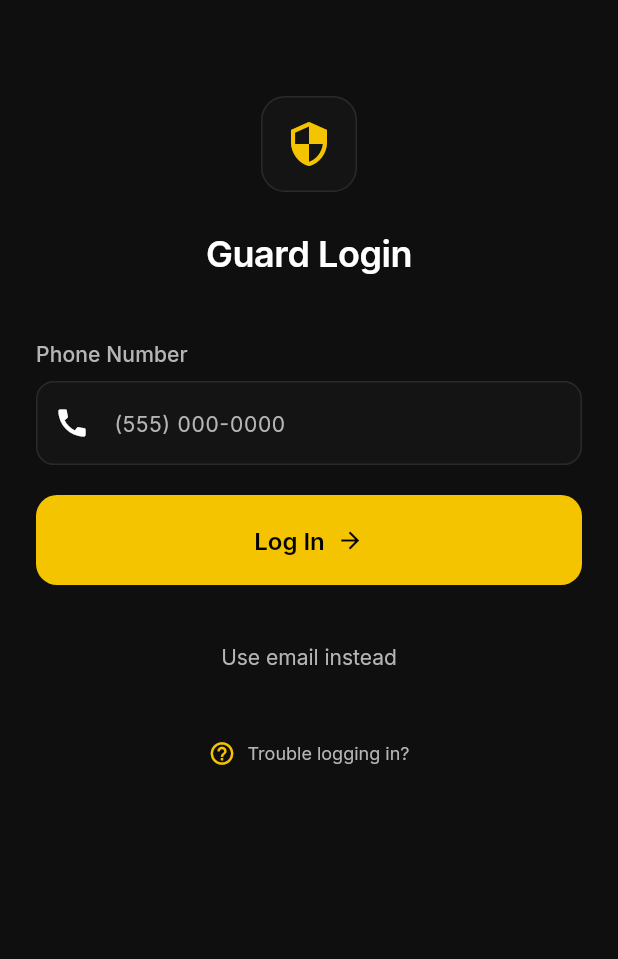
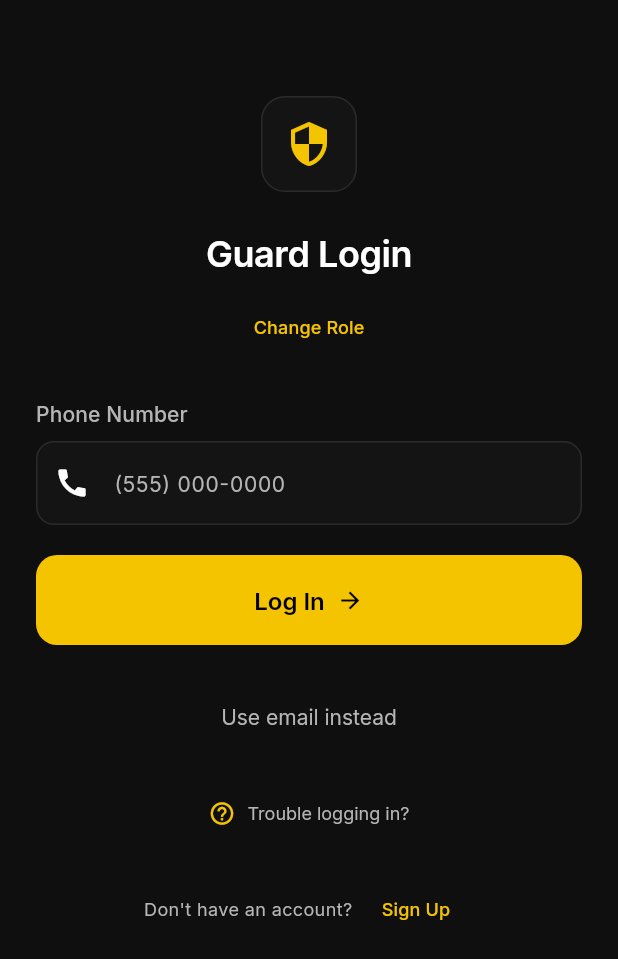
Before and after one commit to nikhilcherry/GuardRail, a Flutter app: the LoginScreen screen opened directly, on a phone screen of 412 x 824 dp. Shown: the top 959 px of the screen. Run offline on Flutter 3.47's test engine with Material 3 defaults, Android fonts, the phone set to English and light mode, and no system bars; our stand-ins replace google_fonts, pin_code_fields.

Commit message:
Fix login logic, dynamic title, add auth screens, remove credentials
- Fix login button handler to correctly distinguish email vs phone login.
- Make LoginScreen title dynamic based on selected role.
- Add 'Change Role' button in LoginScreen.
- Update RootScreen in main.dart to prioritize RoleSelectionScreen.
- Add SignUpScreen and ForgotPasswordScreen placeholders.
- Remove insecure demo credentials from QUICK_START.md.

```diff
--- a/lib/main.dart
+++ b/lib/main.dart
@@ -5,6 +5,8 @@ import 'providers/auth_provider.dart';
 import 'providers/guard_provider.dart';
 import 'providers/resident_provider.dart';
 import 'screens/auth/login_screen.dart';
+import 'screens/auth/sign_up_screen.dart';
+import 'screens/auth/forgot_password_screen.dart';
 import 'screens/role_selection_screen.dart';
 import 'screens/guard/guard_home_screen.dart';
 import 'screens/resident/resident_home_screen.dart';
@@ -36,6 +38,8 @@ class GuardrailApp extends StatelessWidget {
         home: const RootScreen(),
         routes: {
           '/role_selection': (_) => const RoleSelectionScreen(),
+          '/sign_up': (_) => const SignUpScreen(),
+          '/forgot_password': (_) => const ForgotPasswordScreen(),
           '/guard_home': (_) => const GuardHomeScreen(),
           '/resident_home': (_) => const ResidentHomeScreen(),
           '/admin_dashboard': (_) => const AdminDashboardScreen(),
@@ -60,12 +64,12 @@ class RootScreen extends StatelessWidget {
     return Consumer<AuthProvider>(
       builder: (context, authProvider, _) {
         // Navigation logic based on auth state
+        if (authProvider.selectedRole == null) {
+          return const RoleSelectionScreen();
+        }
+
         if (!authProvider.isLoggedIn) {
           return const LoginScreen();
-        }
-
-        if (authProvider.selectedRole == null) {
-          return const RoleSelectionScreen();
         }
 
         // Route based on selected role
--- a/lib/providers/auth_provider.dart
+++ b/lib/providers/auth_provider.dart
@@ -45,7 +45,7 @@ class AuthProvider extends ChangeNotifier {
   }
 
   // Select user role
-  void selectRole(String role) {
+  void selectRole(String? role) {
     _selectedRole = role;
     notifyListeners();
   }
--- a/lib/screens/auth/login_screen.dart
+++ b/lib/screens/auth/login_screen.dart
@@ -114,8 +114,13 @@ class _LoginScreenState extends State<LoginScreen> {
     }
   }
 
+  String _capitalize(String s) => s[0].toUpperCase() + s.substring(1);
+
   @override
   Widget build(BuildContext context) {
+    final selectedRole = context.watch<AuthProvider>().selectedRole;
+    final roleTitle = selectedRole != null ? _capitalize(selectedRole) : 'Guard';
+
     return Scaffold(
       backgroundColor: AppTheme.backgroundDark,
       body: SafeArea(
@@ -147,11 +152,21 @@ class _LoginScreenState extends State<LoginScreen> {
                     const SizedBox(height: 24),
                     // Headline
                     Text(
-                      'Guard Login',
+                      '$roleTitle Login',
                       style: AppTheme.displayMedium,
                       textAlign: TextAlign.center,
                     ),
-                    const SizedBox(height: 40),
+                    const SizedBox(height: 8),
+                    TextButton(
+                      onPressed: () {
+                        context.read<AuthProvider>().selectRole(null);
+                      },
+                      child: Text(
+                        'Change Role',
+                        style: AppTheme.labelMedium.copyWith(color: AppTheme.primary),
+                      ),
+                    ),
+                    const SizedBox(height: 24),
                     // Phone or Email Input
                     if (!_useEmail) ...[
                       // Phone Input
@@ -282,11 +297,17 @@ class _LoginScreenState extends State<LoginScreen> {
                       child: ElevatedButton(
                         onPressed: _isLoading
                             ? null
-                            : (_useEmail
-                                ? (_showOTPInput ? _handleOTPVerification : _handlePhoneLogin)
-                                : (_showOTPInput
-                                    ? _handleOTPVerification
-                                    : _handlePhoneLogin)),
+                            : () {
+                                if (_useEmail) {
+                                  _handleEmailLogin();
+                                } else {
+                                  if (_showOTPInput) {
+                                    _handleOTPVerification();
+                                  } else {
+                                    _handlePhoneLogin();
+                                  }
+                                }
+                              },
                         style: ElevatedButton.styleFrom(
                           backgroundColor: AppTheme.primary,
                           shape: RoundedRectangleBorder(
@@ -350,12 +371,35 @@ class _LoginScreenState extends State<LoginScreen> {
                         ),
                         const SizedBox(height: 16),
                         TextButton.icon(
-                          onPressed: () {},
+                          onPressed: () {
+                            Navigator.pushNamed(context, '/forgot_password');
+                          },
                           icon: const Icon(Icons.help_outline),
                           label: Text(
                             'Trouble logging in?',
                             style: AppTheme.bodySmall,
                           ),
+                        ),
+                        const SizedBox(height: 16),
+                        Row(
+                          mainAxisAlignment: MainAxisAlignment.center,
+                          children: [
+                            Text(
+                              "Don't have an account? ",
+                              style: AppTheme.bodySmall,
+                            ),
+                            TextButton(
+                              onPressed: () {
+                                Navigator.pushNamed(context, '/sign_up');
+                              },
+                              child: Text(
+                                'Sign Up',
+                                style: AppTheme.labelMedium.copyWith(
+                                  color: AppTheme.primary,
+                                ),
+                              ),
+                            ),
+                          ],
                         ),
                       ],
                     ),
```
Also changed, not shown: lib/screens/auth/forgot_password_screen.dart (added, +88 -0 lines), lib/screens/auth/sign_up_screen.dart (added, +123 -0 lines), 1 other file.
